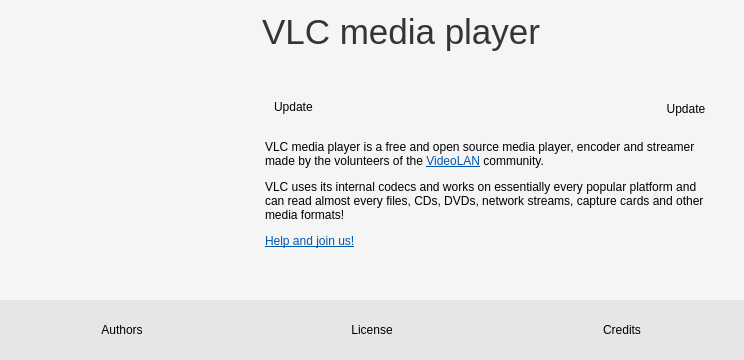
andronmobi/vlc-parrot-asteroid, file modules/gui/qt4/ui/about.ui: the form before one commit.
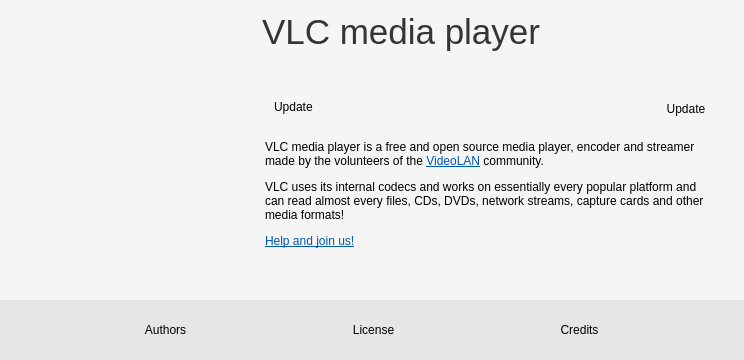
The form after the commit. Icons and pictures are not drawn.

Commit message:
Revert "Qt: AboutDialog: frameless buttons must expand"
This reverts commit f786bc6f15555cd5c84693b3e933b986b9d416a3.

```diff
--- a/modules/gui/qt4/ui/about.ui
+++ b/modules/gui/qt4/ui/about.ui
@@ -307,12 +307,6 @@
       </property>
       <item>
        <widget class="QToolButton" name="authorsButton">
-        <property name="sizePolicy">
-         <sizepolicy hsizetype="Minimum" vsizetype="Fixed">
-          <horstretch>0</horstretch>
-          <verstretch>0</verstretch>
-         </sizepolicy>
-        </property>
         <property name="styleSheet">
          <string notr="true">padding: 10px</string>
         </property>
@@ -326,12 +320,6 @@
       </item>
       <item>
        <widget class="QToolButton" name="licenseButton">
-        <property name="sizePolicy">
-         <sizepolicy hsizetype="Minimum" vsizetype="Fixed">
-          <horstretch>0</horstretch>
-          <verstretch>0</verstretch>
-         </sizepolicy>
-        </property>
         <property name="styleSheet">
          <string notr="true">padding: 10px</string>
         </property>
@@ -345,12 +333,6 @@
       </item>
       <item>
        <widget class="QToolButton" name="creditsButton">
-        <property name="sizePolicy">
-         <sizepolicy hsizetype="Minimum" vsizetype="Fixed">
-          <horstretch>0</horstretch>
-          <verstretch>0</verstretch>
-         </sizepolicy>
-        </property>
         <property name="styleSheet">
          <string notr="true">padding: 10px;</string>
         </property>
```
Left out of the diff: 33 changed lines with no effect on the pictures.
